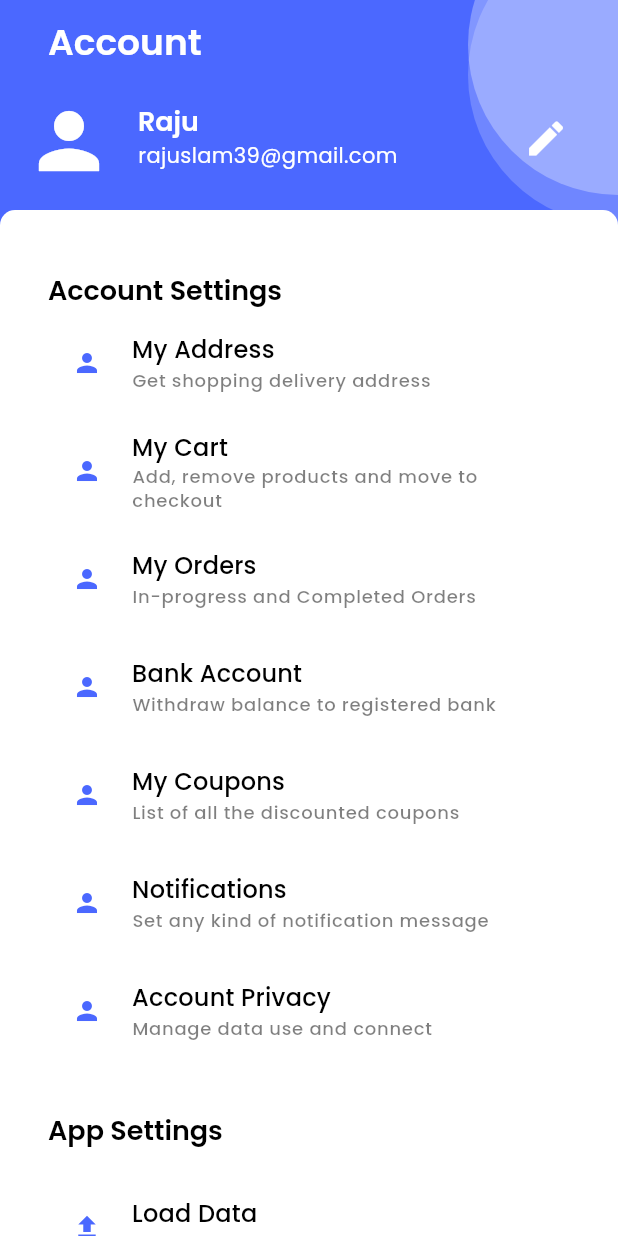
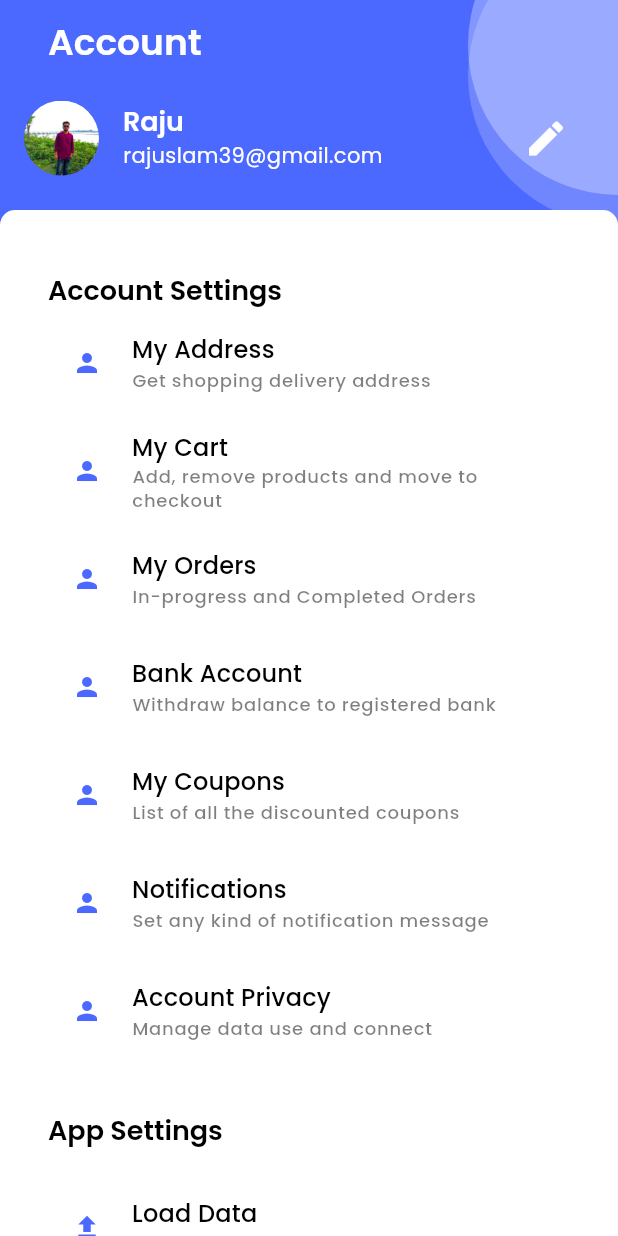
Before and after one commit to araful39/e-mart-app, a Flutter app: the SettingsScreen screen opened directly, on a phone screen of 412 x 824 dp. Run offline on Flutter 3.47's test engine with Material 3 defaults, Android fonts, the phone set to English and light mode, and no system bars; our stand-ins replace carousel_slider, get; network calls fail.

Commit message:
Profile screen added

```diff
--- a/lib/common/widgets/brand/r_brand_card.dart
+++ b/lib/common/widgets/brand/r_brand_card.dart
@@ -1,5 +1,5 @@
 import 'package:e_mart/common/widgets/custom_shapes/container/rounded_container.dart';
-import 'package:e_mart/common/widgets/images/r_circular_image.dart';
+import 'package:e_mart/common/widgets/images/r_circular_image_with_container.dart';
 import 'package:e_mart/common/widgets/texts/brand_title_width_verified_icon.dart';
 import 'package:e_mart/utills/constants/colors.dart';
 import 'package:e_mart/utills/constants/enums.dart';
--- /dev/null
+++ b/lib/common/widgets/images/r_circular_image_with_clipOval.dart
@@ -0,0 +1,33 @@
+import 'package:flutter/material.dart';
+
+class RCircularImageWithClipOval extends StatelessWidget {
+  const RCircularImageWithClipOval({
+    super.key,
+    required this.isNetworkImage,
+    required this.imagePath, this.height, this.width, this.boxFit,
+  });
+  final bool isNetworkImage;
+  final String imagePath;
+  final double? height,width;
+  final BoxFit? boxFit;
+
+
+  @override
+  Widget build(BuildContext context) {
+    return ClipOval(
+      child: isNetworkImage
+          ? Image.network(
+              imagePath,
+              fit: boxFit??BoxFit.cover,
+              width: width ?? 90.0,
+              height: height ?? 90.0,
+            )
+          : Image.asset(
+              imagePath,
+              fit: boxFit ?? BoxFit.cover,
+              width: width ?? 90.0,
+              height: height ?? 90.0,
+            ),
+    );
+  }
+}
--- a/lib/common/widgets/list_tile/r_user_profile_tile.dart
+++ b/lib/common/widgets/list_tile/r_user_profile_tile.dart
@@ -1,4 +1,6 @@
+import 'package:e_mart/common/widgets/images/r_circular_image_with_clipOval.dart';
 import 'package:e_mart/utills/constants/colors.dart';
+import 'package:e_mart/utills/constants/image_strings.dart';
 import 'package:flutter/material.dart';
 class RUserProfileTile extends StatelessWidget {
   const RUserProfileTile({
@@ -12,7 +14,9 @@ class RUserProfileTile extends StatelessWidget {
   @override
   Widget build(BuildContext context) {
     return ListTile(
-      leading: const Icon(Icons.person,color: Colors.white,size: 60,),
+      leading: const RCircularImageWithClipOval(
+        height: 50,width: 50,
+        isNetworkImage: false, imagePath: RImages.profile,),
       title: Text(title,style: Theme.of(context).textTheme.headlineSmall?.apply(color: RColores.white),
 
       ),
--- a/lib/features/personalization/controllers/settings_controller.dart
+++ b/lib/features/personalization/controllers/settings_controller.dart
@@ -4,7 +4,7 @@ class SettingsController extends GetxController{
   RxBool isClick=false.obs;
 
   onChangeSafeMode(value){
-    isClick.value=value.obs;
+    isClick.value=value;
   }
 
 
--- a/lib/features/personalization/screens/settings/settings.dart
+++ b/lib/features/personalization/screens/settings/settings.dart
@@ -40,7 +40,7 @@ class SettingsScreen extends StatelessWidget {
                       subTitle: 'rajuslam39@gmail.com',
                       onPress: ()
                       {
-                        Get.to(const Profile());
+                        Get.to(()=>const Profile());
                       },
                       icon: Icons.edit,
                     )
--- a/lib/features/shop/screens/Wishlist/wishlist.dart
+++ b/lib/features/shop/screens/Wishlist/wishlist.dart
@@ -19,7 +19,7 @@ class FavouriteScreen extends StatelessWidget {
       appBar: RAppBar(
         title: Text("WishList",style: Theme.of(context).textTheme.headlineMedium),
           actions: [
-            RCircularIcon(icon:CupertinoIcons.add,onPress: ()=>Get.to(const HomeScreen()),)
+            RCircularIcon(icon:CupertinoIcons.add,onPress: ()=>Get.to(()=> const HomeScreen()),)
           ],
       ),
       body:  SingleChildScrollView(
--- a/lib/navigation_menu.dart
+++ b/lib/navigation_menu.dart
@@ -14,9 +14,7 @@ class NavigationMenu extends StatelessWidget {
   @override
   Widget build(BuildContext context) {
     final controller = Get.put(NavigationController());
-    if (kDebugMode) {
 
-    }
     return Scaffold(
         bottomNavigationBar: Obx(
           () => NavigationBar(
--- a/lib/utills/constants/image_strings.dart
+++ b/lib/utills/constants/image_strings.dart
@@ -6,6 +6,9 @@ class RImages {
   static const String deliveryEmail = "assets/images/delivery_email.png";
   static const String verifyImage = "assets/images/verify_email.png";
   static const String handshake = "assets/icons/handshake.png";
+
+
+  static const String profile = "assets/images/profile.jpg";
 
 
   //--Banners
```
Also changed, not shown: lib/features/personalization/screens/profile/profile.dart (+62 -10 lines), lib/features/personalization/screens/profile/widget/r_profile_menu.dart (added, +30 -0 lines), assets/images/profile.jpg (added), lib/common/widgets/images/r_circular_image_with_container.dart (renamed from lib/common/widgets/images/r_circular_image.dart).
